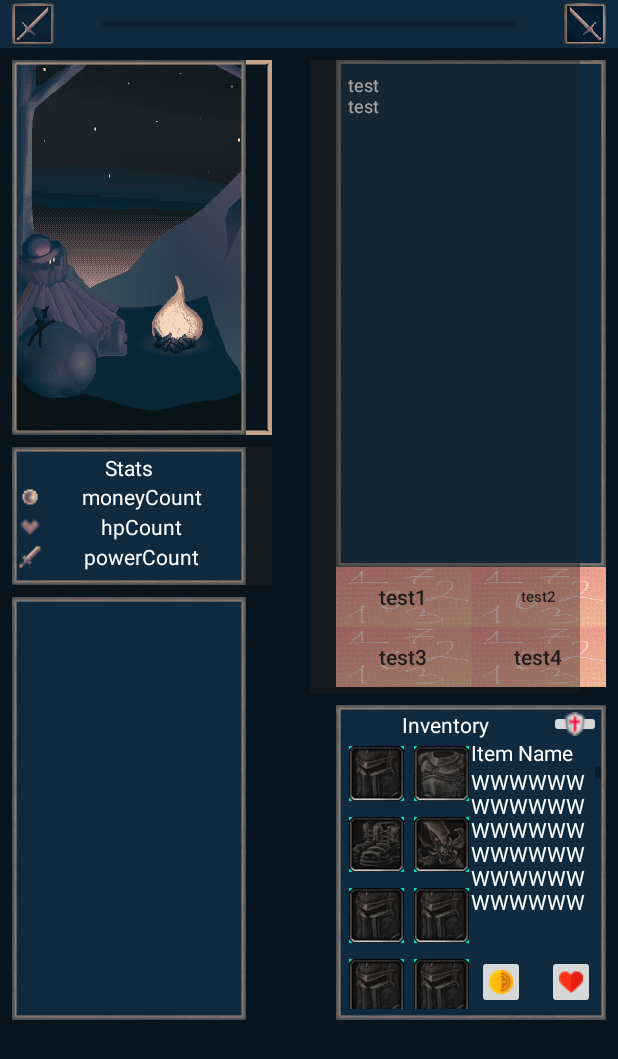
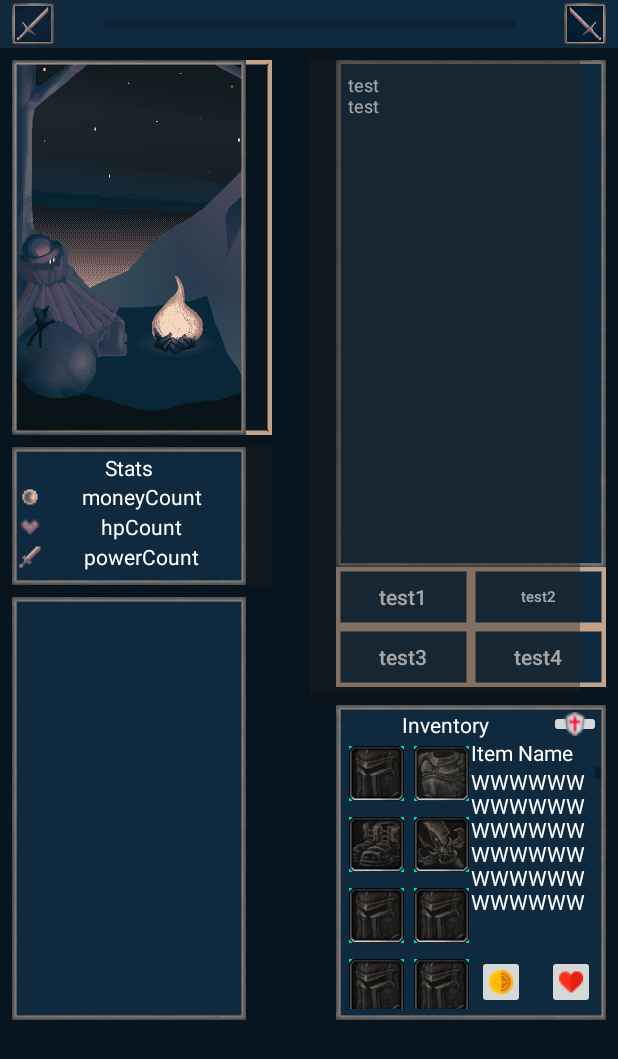
Before and after one commit to deartelsv/sashaITSchool, an Android app: the MainActivity screen opened directly, with no data from a screen before it, on a phone screen of 412 x 824 dp. Shown: the top 1059 px of the screen. Run offline under Robolectric (Android 15) with nearby library versions, the phone set to English and light mode, and no system bars.

Commit message:
upd 6 minor

```diff
--- a/app/src/main/res/layout/activity_main.xml
+++ b/app/src/main/res/layout/activity_main.xml
@@ -125,9 +125,8 @@
                         android:id="@+id/button1"
                         android:layout_width="match_parent"
                         android:layout_height="40dp"
-                        android:background="@drawable/butt"
-                        android:backgroundTint="#D86C6C"
-                        android:backgroundTintMode="screen"
+                        android:background="@drawable/button_event"
+                        android:textColor="#fff"
                         android:clickable="true"
                         android:foreground="?attr/selectableItemBackground"
                         android:onClick="button1Click"
@@ -138,9 +137,8 @@
                         android:id="@+id/button3"
                         android:layout_width="match_parent"
                         android:layout_height="40dp"
-                        android:background="@drawable/butt"
-                        android:backgroundTint="#D86C6C"
-                        android:backgroundTintMode="screen"
+                        android:background="@drawable/button_event"
+                        android:textColor="#fff"
                         android:clickable="true"
                         android:foreground="?attr/selectableItemBackground"
                         android:onClick="button1Click"
@@ -157,9 +155,8 @@
                         android:id="@+id/button2"
                         android:layout_width="match_parent"
                         android:layout_height="40dp"
-                        android:background="@drawable/butt"
-                        android:backgroundTint="#D86C6C"
-                        android:backgroundTintMode="screen"
+                        android:background="@drawable/button_event"
+                        android:textColor="#fff"
                         android:clickable="true"
                         android:foreground="?attr/selectableItemBackground"
                         android:onClick="button1Click"
@@ -171,9 +168,8 @@
                         android:id="@+id/button4"
                         android:layout_width="match_parent"
                         android:layout_height="40dp"
-                        android:background="@drawable/butt"
-                        android:backgroundTint="#D86C6C"
-                        android:backgroundTintMode="screen"
+                        android:background="@drawable/button_event"
+                        android:textColor="#fff"
                         android:clickable="true"
                         android:foreground="?attr/selectableItemBackground"
                         android:onClick="button1Click"
```
Also changed, not shown: app/src/main/res/drawable/button_event.png (added), 2 other files.
